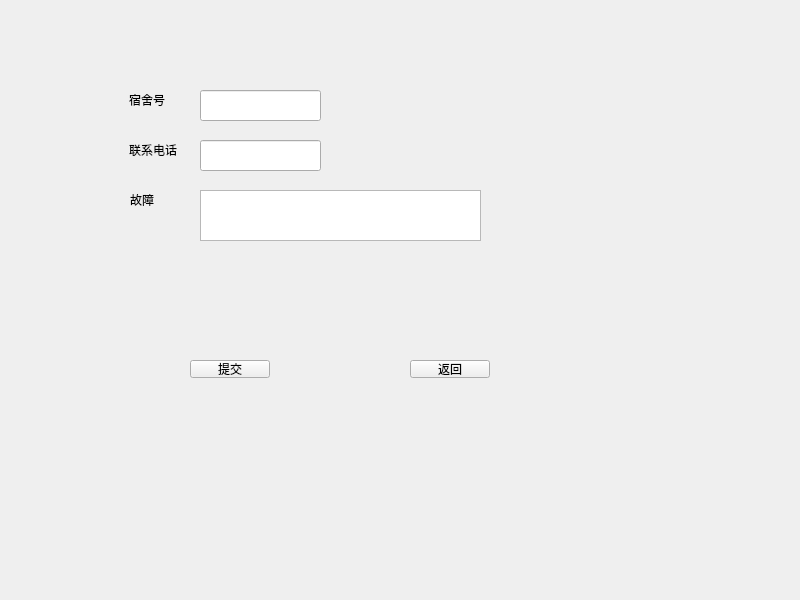
This is repairsubmit.ui in etoile-lune/studentside as Qt 5 draws it before an edit. The edited form follows.
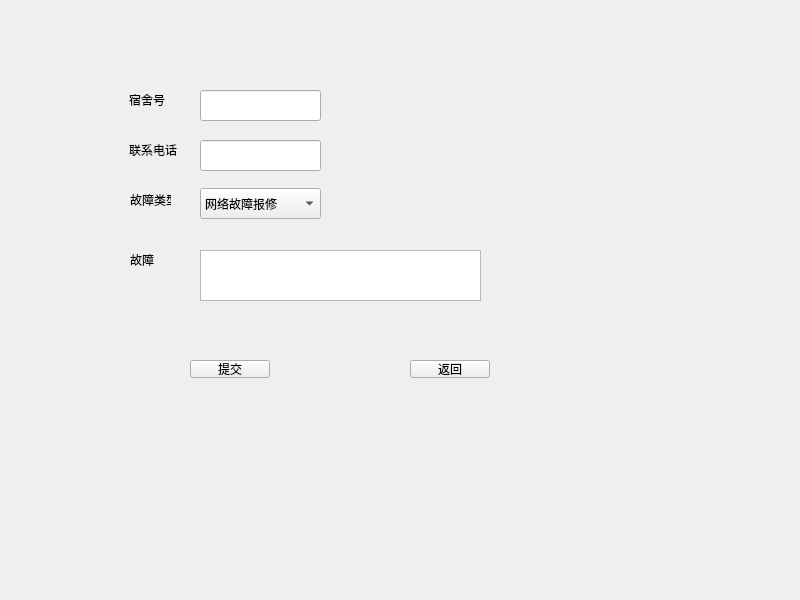
This is the edited form.

Patch:
```diff
--- a/repairsubmit.ui
+++ b/repairsubmit.ui
@@ -43,7 +43,7 @@
    <property name="geometry">
     <rect>
      <x>130</x>
-     <y>190</y>
+     <y>250</y>
      <width>71</width>
      <height>20</height>
     </rect>
@@ -102,12 +102,50 @@
    <property name="geometry">
     <rect>
      <x>200</x>
-     <y>190</y>
+     <y>250</y>
      <width>281</width>
      <height>51</height>
     </rect>
    </property>
   </widget>
+  <widget class="QComboBox" name="comboBox">
+   <property name="geometry">
+    <rect>
+     <x>200</x>
+     <y>188</y>
+     <width>121</width>
+     <height>31</height>
+    </rect>
+   </property>
+   <item>
+    <property name="text">
+     <string>网络故障报修</string>
+    </property>
+   </item>
+   <item>
+    <property name="text">
+     <string>校园卡故障报修</string>
+    </property>
+   </item>
+   <item>
+    <property name="text">
+     <string>宿舍设施故障报修</string>
+    </property>
+   </item>
+  </widget>
+  <widget class="QLabel" name="label_4">
+   <property name="geometry">
+    <rect>
+     <x>130</x>
+     <y>190</y>
+     <width>41</width>
+     <height>20</height>
+    </rect>
+   </property>
+   <property name="text">
+    <string>故障类型</string>
+   </property>
+  </widget>
  </widget>
  <resources/>
  <connections/>
```
